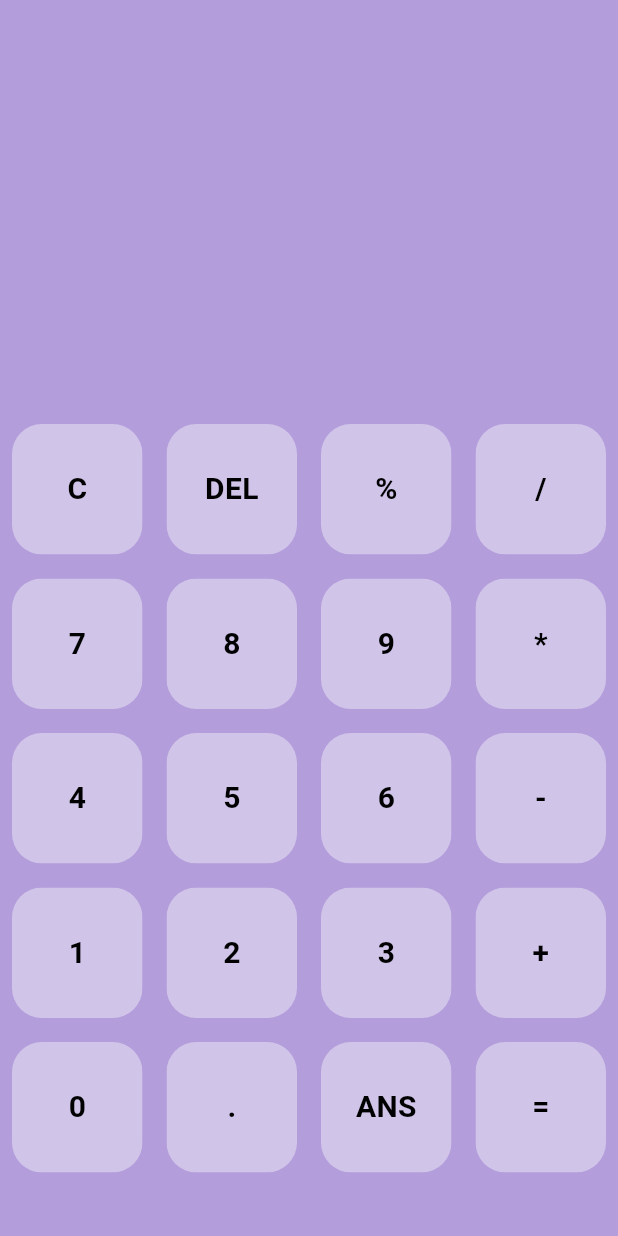
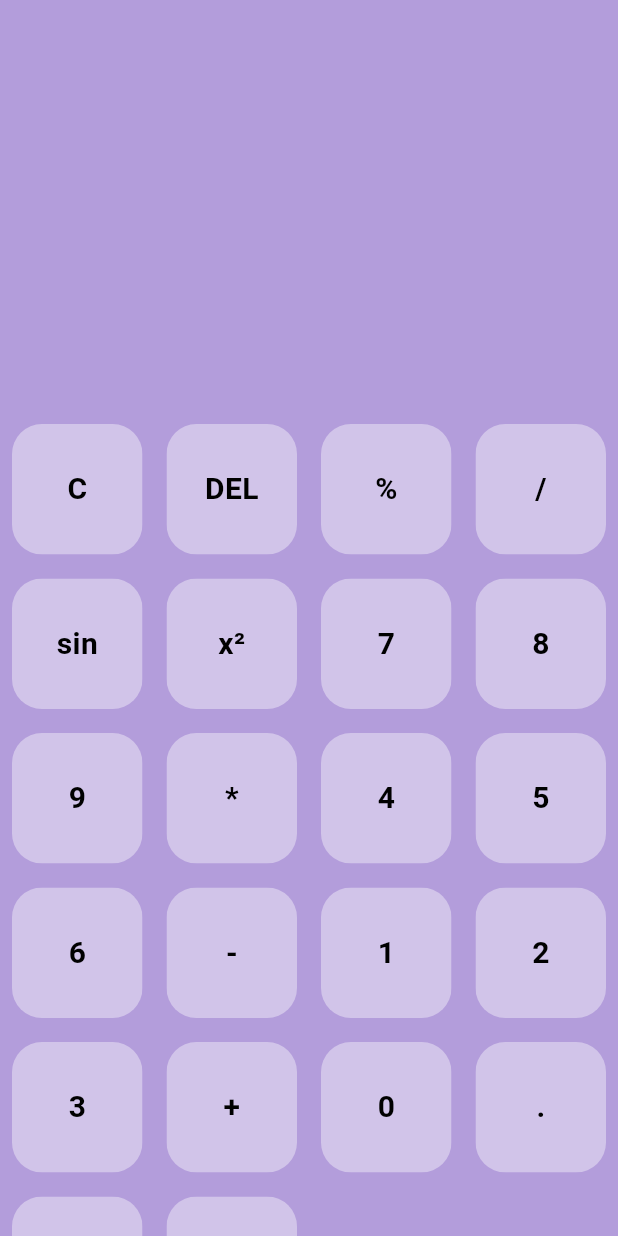
Before and after one commit to Leo-Foy/ASE456---CalculatorApp, a Flutter app: the screen it shows after launch, on a phone screen of 412 x 824 dp. Run offline on Flutter 3.47's test engine with Material 3 defaults, Android fonts, the phone set to English and light mode, and no system bars; our stand-ins replace math_expressions.

Commit message:
Added sine button and squared button

```diff
--- a/lib/main.dart
+++ b/lib/main.dart
@@ -1,6 +1,7 @@
 import 'package:calculator/button.dart';
 import 'package:flutter/material.dart';
 import 'package:calculator/main.dart';
+import 'dart:math';
 import 'package:math_expressions/math_expressions.dart';
 
 void main() {
@@ -42,6 +43,8 @@ class _HomePageState extends State<HomePage> {
       Button(label:'DEL', onPressed: () => setState(() {delete();})),
       Button(label:'%', onPressed: () => addToUserQuestion('%')),
       Button(label:'/', onPressed: () => addToUserQuestion('/')),
+      Button(label: 'sin', onPressed: () => addToUserQuestion('sin(')),
+      Button(label: 'x²', onPressed: () => addToUserQuestion('^2')),
       Button(label:'7', onPressed: () => addToUserQuestion('7')),
       Button(label:'8', onPressed: () => addToUserQuestion('8')),
       Button(label:'9', onPressed: () => addToUserQuestion('9')),
@@ -63,6 +66,18 @@ class _HomePageState extends State<HomePage> {
   }
 
   void calculateExpression() {
+    String expressionStr = userQuestion;
+
+    expressionStr = expressionStr.replaceAllMapped(RegExp(r'sin\(([^)]+)\)'), (match) {
+      double degrees = double.tryParse(match.group(1) ?? '0') ?? 0;
+      return sin(degrees * (pi / 180)).toString();
+    });
+
+    expressionStr = expressionStr.replaceAllMapped(RegExp(r'(\d+)\^2'), (match) {
+      double base = double.tryParse(match.group(1) ?? '0') ?? 0;
+      return pow(base, 2).toString();
+    });
+
     Parser p = Parser();
     Expression expression = p.parse(userQuestion);
     ContextModel cm = ContextModel();
```
Also changed, not shown: pubspec.lock (added), 13 other files.
